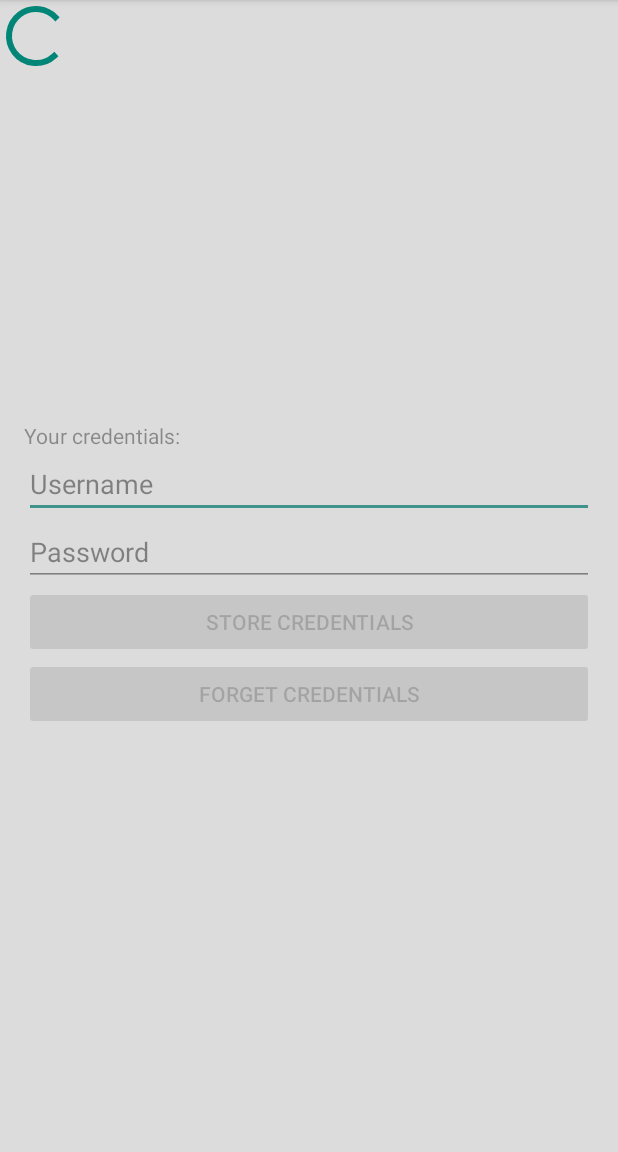
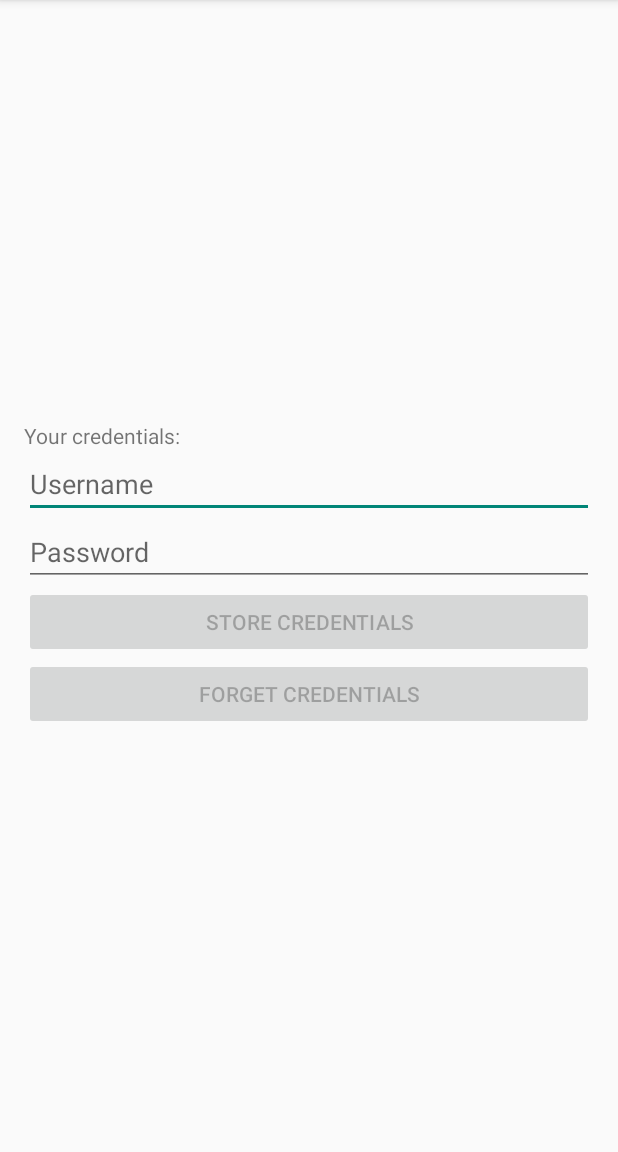
Before and after one commit to rock3r/smartlock-demo, an Android app: the screen it shows after launch (MainActivity), on a phone screen of 412 x 824 dp, the part 84-1236 px from its top. Run offline under Robolectric (Android 15) with nearby library versions, the phone set to English and light mode, and no system bars; 3 statements that could not run were skipped.

Commit message:
Fix progress state appearance

```diff
--- a/app/src/main/res/layout/activity_main.xml
+++ b/app/src/main/res/layout/activity_main.xml
@@ -53,12 +53,13 @@
     android:id="@+id/progress"
     android:layout_width="match_parent"
     android:layout_height="match_parent"
-    android:layout_gravity="center"
-    android:background="@color/progress_overlay">
+    android:background="@color/progress_overlay"
+    android:visibility="gone">
 
     <ProgressBar
       android:layout_width="wrap_content"
-      android:layout_height="wrap_content" />
+      android:layout_height="wrap_content"
+      android:layout_gravity="center" />
 
   </FrameLayout>
 
```
